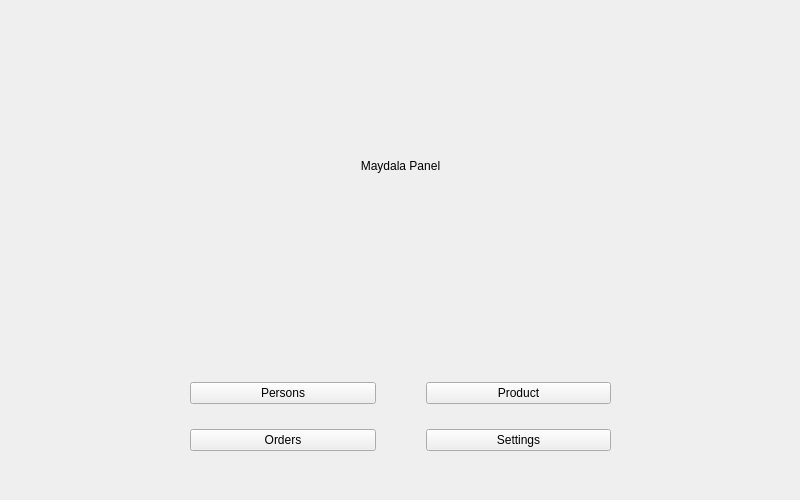
amir69prog/maydala-panel, file application/ui/home.ui: the form before one commit.
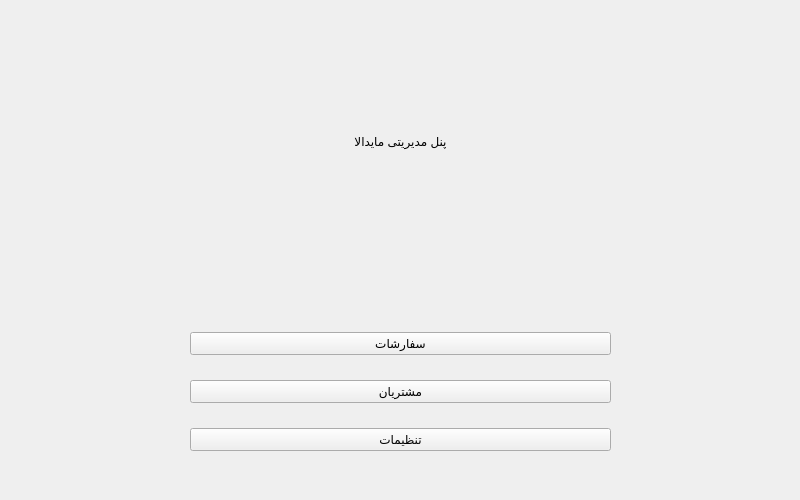
The form after the commit. Icons and pictures are not drawn.

Commit message: Finish: Order for bookmarks

```diff
--- a/application/ui/home.ui
+++ b/application/ui/home.ui
@@ -13,6 +13,9 @@
   <property name="windowTitle">
    <string>Form</string>
   </property>
+  <property name="layoutDirection">
+   <enum>Qt::RightToLeft</enum>
+  </property>
   <widget class="QWidget" name="verticalLayoutWidget">
    <property name="geometry">
     <rect>
@@ -51,7 +54,7 @@
 </string>
       </property>
       <property name="text">
-       <string>Maydala Panel</string>
+       <string>پنل مدیریتی مایدالا</string>
       </property>
       <property name="scaledContents">
        <bool>false</bool>
@@ -81,13 +84,13 @@
       <property name="verticalSpacing">
        <number>25</number>
       </property>
-      <item row="0" column="0">
+      <item row="1" column="0">
        <widget class="QPushButton" name="person_btn">
         <property name="cursor">
          <cursorShape>PointingHandCursor</cursorShape>
         </property>
         <property name="text">
-         <string>Persons</string>
+         <string>مشتریان</string>
         </property>
         <property name="icon">
          <iconset>
@@ -101,53 +104,13 @@
         </property>
        </widget>
       </item>
-      <item row="1" column="0">
-       <widget class="QPushButton" name="orders_btn">
-        <property name="cursor">
-         <cursorShape>PointingHandCursor</cursorShape>
-        </property>
-        <property name="text">
-         <string>Orders</string>
-        </property>
-        <property name="icon">
-         <iconset>
-          <normaloff>../images/carts.png</normaloff>../images/carts.png</iconset>
-        </property>
-        <property name="iconSize">
-         <size>
-          <width>32</width>
-          <height>32</height>
-         </size>
-        </property>
-       </widget>
-      </item>
-      <item row="0" column="1">
-       <widget class="QPushButton" name="products_btn">
-        <property name="cursor">
-         <cursorShape>PointingHandCursor</cursorShape>
-        </property>
-        <property name="text">
-         <string>Product</string>
-        </property>
-        <property name="icon">
-         <iconset>
-          <normaloff>../images/products.png</normaloff>../images/products.png</iconset>
-        </property>
-        <property name="iconSize">
-         <size>
-          <width>32</width>
-          <height>32</height>
-         </size>
-        </property>
-       </widget>
-      </item>
-      <item row="1" column="1">
+      <item row="4" column="0">
        <widget class="QPushButton" name="settings_btn">
         <property name="cursor">
          <cursorShape>PointingHandCursor</cursorShape>
         </property>
         <property name="text">
-         <string>Settings</string>
+         <string>تنظیمات</string>
         </property>
         <property name="icon">
          <iconset>
@@ -161,6 +124,26 @@
         </property>
        </widget>
       </item>
+      <item row="0" column="0">
+       <widget class="QPushButton" name="orders_btn">
+        <property name="cursor">
+         <cursorShape>PointingHandCursor</cursorShape>
+        </property>
+        <property name="text">
+         <string>سفارشات</string>
+        </property>
+        <property name="icon">
+         <iconset>
+          <normaloff>../images/carts.png</normaloff>../images/carts.png</iconset>
+        </property>
+        <property name="iconSize">
+         <size>
+          <width>32</width>
+          <height>32</height>
+         </size>
+        </property>
+       </widget>
+      </item>
      </layout>
     </item>
    </layout>
```
The commit also changes 12 other files.
